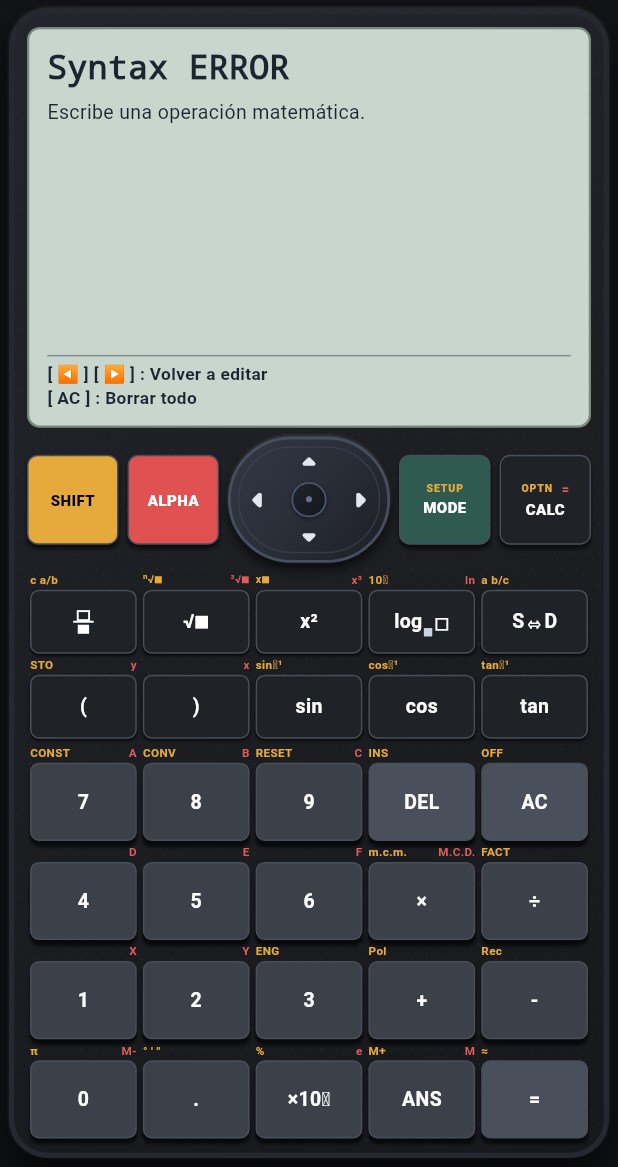
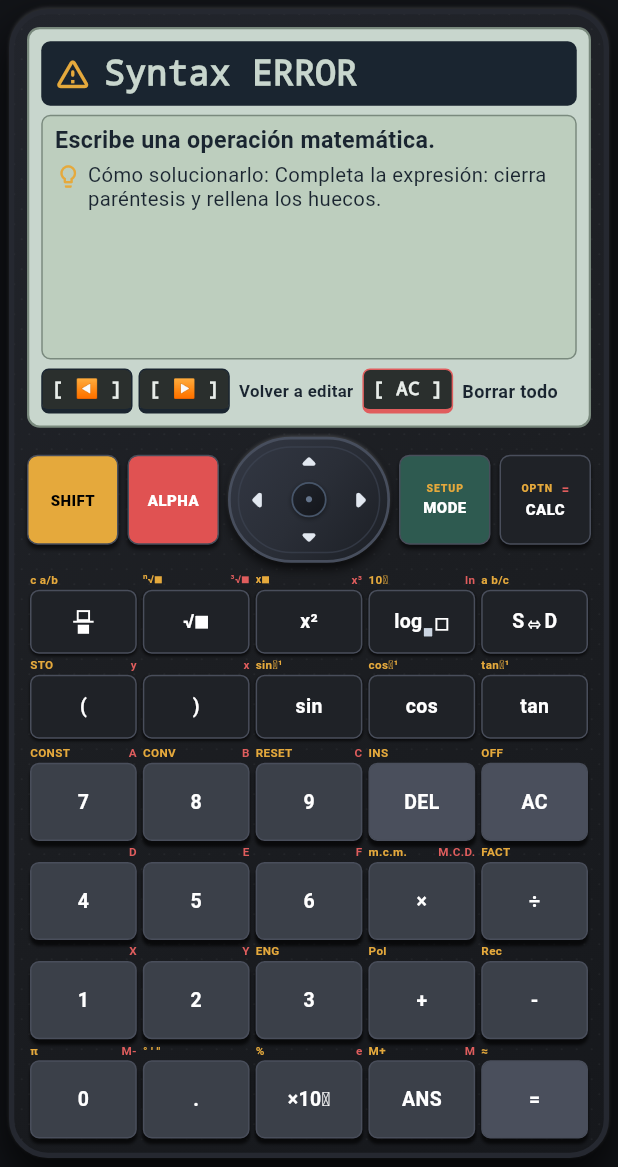
Before and after one commit to danicaju/step-by-step-ld, a Flutter app: the screen it shows after launch, after a tap on "DEG", after a tap on the "volume up" icon, after a tap on the "circle" icon, on a phone screen of 412 x 824 dp, the part 69-1236 px from its top. Run offline on Flutter 3.47's test engine with Material 3 defaults, Android fonts, the phone set to English and light mode, and no system bars; our stand-ins replace firebase_ai, firebase_core, flutter_riverpod, image_picker, share_plus and 1 more; missing offline and left inert: dart:ffi, dart:js_interop, flutter_math_fork; accounts and stored records are empty.

Commit message:
fix: exponente y denominador editables, x/y simbolicas en M1, raices negativas controladas y nueva LcdErrorScreen
Co-Authored-By: Claude Sonnet 5.5 <noreply@anthropic.com>

```diff
--- a/lib/domain/math_engine/polynomials/algebraic_fraction_solver.dart
+++ b/lib/domain/math_engine/polynomials/algebraic_fraction_solver.dart
@@ -89,7 +89,7 @@ class AlgebraicFractionSolver {
       MathStep(index: i, shortTitle: t, latexExpression: l, pedagogicalNote: n, warningTrick: trick);
 
   /// Simplifica `n/d` y devuelve (n', d', pasos).
-  static (Poly, Poly, List<MathStep>) _reduce(Poly n, Poly d, int start) {
+  static (Poly, Poly, List<MathStep>) reduce(Poly n, Poly d, int start) {
     final steps = <MathStep>[];
     final fn = factor(n), fd = factor(d);
     final common = <String>{
@@ -126,7 +126,7 @@ class AlgebraicFractionSolver {
   static AlgebraicFractionResult simplify(String n, String d) {
     final pn = SpanishBoxDivisionSolver.parsePoly(n, 'el numerador P(x)');
     final pd = SpanishBoxDivisionSolver.parsePoly(d, 'el denominador Q(x)');
-    final (rn, rd, steps) = _reduce(pn, pd, 1);
+    final (rn, rd, steps) = reduce(pn, pd, 1);
     return _wrap(_frac(pn, pd), rn, rd, steps);
   }
 
@@ -196,7 +196,7 @@ class AlgebraicFractionSolver {
       return AlgebraicFractionResult(num, den, StepByStepResolution(
           originalInputLatex: given, steps: steps, exactResultLatex: '0', decimalApproxLatex: ''));
     }
-    final (rn, rd, more) = _reduce(num, den, steps.length + 1);
+    final (rn, rd, more) = reduce(num, den, steps.length + 1);
     steps.addAll(more);
     return _wrap(given, rn, rd, steps);
   }
--- a/lib/domain/math_engine/solvers/evaluator/evaluator_binary_op_helper.dart
+++ b/lib/domain/math_engine/solvers/evaluator/evaluator_binary_op_helper.dart
@@ -1,6 +1,7 @@
 import '../../ast/ast_nodes.dart';
 import '../../core/algebraic_latex_formatter.dart';
 import '../../core/rational.dart';
+import '../exact/exact_number.dart' show ExMathError;
 import '../trig_and_angles_solver.dart';
 
 class EvaluatorBinaryOpHelper {
@@ -193,6 +194,7 @@ class EvaluatorBinaryOpHelper {
             result = Rational.fromDouble(dVal, 1000000);
           }
         } else {
+          if (b.isZero) throw const ExMathError(ExMathError.divByZero);
           result = a / b;
         }
 
--- a/lib/domain/math_engine/solvers/exact/exact_number.dart
+++ b/lib/domain/math_engine/solvers/exact/exact_number.dart
@@ -8,6 +8,8 @@ typedef ExKey = (int, int, int);
 
 /// Error matematico (division por cero, raiz de negativo, log de no positivo...).
 class ExMathError extends FormatException {
+  static const String evenRootNegative = 'Raíz de índice par de un número negativo (no existe en ℝ).';
+  static const String divByZero = 'No se puede dividir entre cero.';
   const ExMathError([super.message = 'Math ERROR']);
 }
 
--- a/lib/domain/math_engine/solvers/exact/ext_evaluator.dart
+++ b/lib/domain/math_engine/solvers/exact/ext_evaluator.dart
@@ -106,7 +106,7 @@ class ExtEvaluator {
     if (r != null) {
       out = ExtMath.nthRoot(r, idx);
     } else {
-      if (x.approx < 0 && idx.isEven) throw const ExMathError();
+      if (x.approx < 0 && idx.isEven) throw const ExMathError(ExMathError.evenRootNegative);
       final lat = idx == 2 ? '\\sqrt{${x.toLatex()}}' : '\\sqrt[$idx]{${x.toLatex()}}';
       out = ExNum.opaque(lat, idx.isEven || x.approx >= 0
           ? math.pow(x.approx, 1 / idx).toDouble()
--- a/lib/domain/math_engine/solvers/exact/ext_math.dart
+++ b/lib/domain/math_engine/solvers/exact/ext_math.dart
@@ -19,7 +19,7 @@ class ExtMath {
   static ExNum nthRoot(Rational r, int n) {
     if (r.isZero) return ExNum.integer(0);
     final neg = r.isNegative;
-    if (neg && n.isEven) throw const ExMathError();
+    if (neg && n.isEven) throw const ExMathError(ExMathError.evenRootNegative);
     var coef = Rational(1);
     var rad = 1;
     _exps(r.abs()).forEach((p, e) {
--- a/lib/domain/math_engine/solvers/exact/extended_calc_solver.dart
+++ b/lib/domain/math_engine/solvers/exact/extended_calc_solver.dart
@@ -7,6 +7,7 @@ import 'ext_parser.dart';
 
 export 'ext_expr.dart' show ExtUnsupported;
 export 'exact_number.dart' show ExMathError;
+export '../symbolic/m1_symbolic_solver.dart' show M1SymbolicSolver;
 
 /// M1 extendido: evaluacion exacta + decimal de expresiones combinadas
 /// (radicales, potencias racionales, |x|, n!, nCr, nPr, logs, e, pi y trig inversa).
--- a/lib/presentation/screens/calculator_screen_lcd_error.dart
+++ b/lib/presentation/screens/calculator_screen_lcd_error.dart
@@ -11,7 +11,7 @@ extension _CalculatorScreenLcdError on _CalculatorScreenState {
         lower.startsWith('introduce');
     updateState(() {
       _lcdErrorKind = isSyntax ? LcdErrorKind.syntax : LcdErrorKind.math;
-      _lcdErrorMessage = message;
+      _lcdErrorMessage = LcdErrorText.clean(message);
     });
   }
 
--- a/lib/presentation/screens/calculator_screen_solvers_basic.dart
+++ b/lib/presentation/screens/calculator_screen_solvers_basic.dart
@@ -23,6 +23,14 @@ extension _CalculatorScreenSolversBasic on _CalculatorScreenState {
         return;
       }
       try {
+        final symbolic = M1SymbolicSolver.solve(_rawInput, memory: _memory.getAllVariablesWithAns());
+        if (symbolic != null) {
+          updateState(() {
+            _activeResolution = symbolic;
+          });
+          _recordCurrentResolutionToHistory(symbolic, 'M1: ALGEBRA');
+          return;
+        }
         final iberia = CasioIberiaArsenal.routeInput(_rawInput);
         if (iberia != null) {
           updateState(() {
@@ -69,8 +77,8 @@ extension _CalculatorScreenSolversBasic on _CalculatorScreenState {
         _recordCurrentResolutionToHistory(res, 'M1: CALCULAR');
       } on ArsenalException catch (e) {
         _showLcdError(e.message);
-      } on ExMathError {
-        _showLcdError('Math ERROR: operación no definida.');
+      } on ExMathError catch (e) {
+        _showLcdError(_mathErrorText(e));
       } on FormatException catch (e) {
         // El motor clasico no entiende la expresion: se reintenta con el extendido.
         final fin = ExpressionParser.finalizeForEvaluation(_rawInput);
@@ -87,18 +95,26 @@ extension _CalculatorScreenSolversBasic on _CalculatorScreenState {
             _activeResolution = res;
           });
           _recordCurrentResolutionToHistory(res, 'M1: CALCULAR');
-        } on ExMathError {
-          _showLcdError('Math ERROR: operación no definida.');
+        } on ExMathError catch (m) {
+          _showLcdError(_mathErrorText(m));
         } on FormatException {
           _showLcdError('Sintaxis incompleta: ${e.message}');
         } on ExtUnsupported {
           _showLcdError('Sintaxis incompleta: ${e.message}');
         }
+      } on ArgumentError catch (e) {
+        _showLcdError('Math ERROR: ${e.message ?? 'operación no definida.'}');
+      } on StateError {
+        _showLcdError('Math ERROR: operación no definida.');
       } catch (e) {
-        _showLcdError('Error al evaluar: $e');
+        _showLcdError('Math ERROR: $e');
       }
       return;
     }
+
+  /// Texto limpio de un `ExMathError` (sin el nombre generico `Math ERROR`).
+  String _mathErrorText(ExMathError e) =>
+      e.message == 'Math ERROR' ? 'Math ERROR: operación no definida.' : 'Math ERROR: ${e.message}';
 
   /// Motor exacto extendido de M1; `null` si debe resolverlo el motor clasico.
   StepByStepResolution? _tryExtendedMode1(String input) {
--- a/lib/presentation/widgets/lcd/lcd_error_screen.dart
+++ b/lib/presentation/widgets/lcd/lcd_error_screen.dart
@@ -1,76 +1,193 @@
 import 'package:flutter/material.dart';
 
+import 'lcd_error_text.dart';
+
+export 'lcd_error_text.dart';
+
 /// Tipo de error mostrado dentro de la LCD (estilo Casio ClassWiz).
-enum LcdErrorKind { syntax, math }
+enum LcdErrorKind { syntax, math, dimension }
 
-/// Pantalla de error nativa de la LCD: `Syntax ERROR` / `Math ERROR`,
-/// explicación en español y pie con las teclas para continuar.
+/// Pantalla de error nativa de la LCD: cabecera oscura con el tipo de error, tarjeta con
+/// que ha pasado + como solucionarlo y barra de teclas fisicas (keycaps) para recuperarse.
 class LcdErrorScreen extends StatelessWidget {
   final LcdErrorKind kind;
   final String message;
+
+  /// Pista de solucion; si es `null` se deduce del mensaje.
+  final String? hint;
   final bool isOledDark;
 
   const LcdErrorScreen({
     super.key,
     required this.kind,
     required this.message,
+    this.hint,
     this.isOledDark = false,
   });
 
   static const Color _ink = Color(0xFF1A2530);
+  static const Color _lcd = Color(0xFFC8D6CD);
+  static const Color _inset = Color(0xFFBDCEBE);
+  static const Color _border = Color(0xFF7A8A7E);
+  static const Color _shift = Color(0xFFE5A93C);
+  static const Color _alpha = Color(0xFFE05D5D);
+
+  String get _title => switch (kind) {
+        LcdErrorKind.syntax => 'Syntax ERROR',
+        LcdErrorKind.math => 'Math ERROR',
+        LcdErrorKind.dimension => 'Dimension ERROR',
+      };
 
   @override
   Widget build(BuildContext context) {
-    final Color bg = isOledDark ? const Color(0xFF111615) : const Color(0xFFC8D6CD);
+    final Color bg = isOledDark ? const Color(0xFF111615) : _lcd;
     final Color fg = isOledDark ? const Color(0xFFE8F3EE) : _ink;
-    final String title = kind == LcdErrorKind.syntax ? 'Syntax ERROR' : 'Math ERROR';
+    final Color card = isOledDark ? const Color(0xFF1B2421) : _inset;
+    final info = LcdErrorText.info(message, syntax: kind == LcdErrorKind.syntax);
+    final tip = hint ?? info.hint;
     return Container(
       key: const Key('lcd_error_screen'),
       width: double.infinity,
-      padding: const EdgeInsets.symmetric(horizontal: 12, vertical: 10),
+      padding: const EdgeInsets.all(8),
       decoration: BoxDecoration(
         color: bg,
         borderRadius: BorderRadius.circular(8.5),
-        border: Border.all(color: const Color(0xFF7A8A7E), width: 1.5),
+        border: Border.all(color: _border, width: 1.5),
       ),
+      child: LayoutBuilder(
+        builder: (context, c) {
+          final compact = c.maxHeight.isFinite && c.maxHeight < 120;
+          return Column(
+            crossAxisAlignment: CrossAxisAlignment.stretch,
+            children: [
+              _header(compact),
+              SizedBox(height: compact ? 3 : 6),
+              Expanded(child: _card(info.message, tip, fg, card, compact)),
+              SizedBox(height: compact ? 3 : 6),
+              _keyBar(fg, compact),
+            ],
+          );
+        },
+      ),
+    );
+  }
+
+  Widget _header(bool compact) => Container(
+        padding: EdgeInsets.symmetric(horizontal: 8, vertical: compact ? 1 : 5),
+        decoration: BoxDecoration(color: _ink, borderRadius: BorderRadius.circular(6)),
+        child: Row(
+          children: [
+            Icon(Icons.warning_amber_rounded, color: _shift, size: compact ? 16 : 26),
+            const SizedBox(width: 8),
+            Expanded(
+              child: FittedBox(
+                fit: BoxFit.scaleDown,
+                alignment: Alignment.centerLeft,
+                child: Text(
+                  _title,
+                  key: const Key('lcd_error_title'),
+                  style: TextStyle(
+                    color: _lcd,
+                    fontSize: compact ? 16 : 23,
+                    fontWeight: FontWeight.w800,
+                    fontFamily: 'monospace',
+                  ),
+                ),
+              ),
+            ),
+          ],
+        ),
+      );
+
+  Widget _card(String msg, String tip, Color fg, Color cardColor, bool compact) => Container(
+        padding: EdgeInsets.symmetric(horizontal: 8, vertical: compact ? 2 : 6),
+        decoration: BoxDecoration(
+          color: cardColor,
+          borderRadius: BorderRadius.circular(6),
+          border: Border.all(color: _border, width: 1),
+        ),
+        child: SingleChildScrollView(
           child: Column(
             crossAxisAlignment: CrossAxisAlignment.start,
             children: [
               Text(
-            title,
-            key: const Key('lcd_error_title'),
+                msg,
+                key: const Key('lcd_error_message'),
                 style: TextStyle(
                   color: fg,
-              fontSize: 22,
+                  fontSize: compact ? 12 : 15.5,
+                  fontWeight: FontWeight.w700,
+                  height: 1.2,
+                ),
+              ),
+              if (!compact) ...[
+                const SizedBox(height: 6),
+                Row(
+                  crossAxisAlignment: CrossAxisAlignment.start,
+                  children: [
+                    const Icon(Icons.lightbulb_outline_rounded, color: _shift, size: 18),
+                    const SizedBox(width: 4),
+                    Expanded(
+                      child: Text(
+                        'Cómo solucionarlo: $tip',
+                        key: const Key('lcd_error_hint'),
+                        style: TextStyle(color: fg, fontSize: 13.5, height: 1.2),
+                      ),
+                    ),
+                  ],
+                ),
+              ],
+            ],
+          ),
+        ),
+      );
+
+  Widget _keyBar(Color fg, bool compact) => Row(
+        key: const Key('lcd_error_keybar'),
+        children: [
+          _keycap('[ ◀ ]', _ink, key: const Key('lcd_error_key_left'), compact: compact),
+          const SizedBox(width: 4),
+          _keycap('[ ▶ ]', _ink, key: const Key('lcd_error_key_right'), compact: compact),
+          const SizedBox(width: 6),
+          Expanded(child: _label('Volver a editar', fg, const Key('lcd_error_footer_edit'), compact)),
+          const SizedBox(width: 6),
+          _keycap('[ AC ]', _alpha, key: const Key('lcd_error_key_ac'), compact: compact),
+          const SizedBox(width: 6),
+          Expanded(child: _label('Borrar todo', fg, const Key('lcd_error_footer_clear'), compact)),
+        ],
+      );
+
+  Widget _label(String text, Color fg, Key key, bool compact) => FittedBox(
+        fit: BoxFit.scaleDown,
+        alignment: Alignment.centerLeft,
+        child: Text(
+          text,
+          key: key,
+          style: TextStyle(color: fg, fontSize: compact ? 9.5 : 12, fontWeight: FontWeight.w700),
+        ),
+      );
+
+  Widget _keycap(String text, Color edge, {required Key key, required bool compact}) => Container(
+        key: key,
+        padding: EdgeInsets.symmetric(horizontal: compact ? 3 : 6, vertical: compact ? 1 : 4),
+        decoration: BoxDecoration(
+          color: const Color(0xFF2A2F2D),
+          borderRadius: BorderRadius.circular(5),
+          border: Border(
+            top: BorderSide(color: edge, width: 1),
+            left: BorderSide(color: edge, width: 1),
+            right: BorderSide(color: edge, width: 1),
+            bottom: BorderSide(color: edge, width: 3),
+          ),
+        ),
+        child: Text(
+          text,
+          style: TextStyle(
+            color: const Color(0xFFE8EDE9),
+            fontSize: compact ? 9.5 : 12.5,
             fontWeight: FontWeight.w800,
             fontFamily: 'monospace',
           ),
         ),
-          const SizedBox(height: 6),
-          Expanded(
-            child: SingleChildScrollView(
-              child: Text(
-                message,
-                key: const Key('lcd_error_message'),
-                style: TextStyle(color: fg, fontSize: 13, height: 1.25),
-              ),
-            ),
-          ),
-          const SizedBox(height: 4),
-          Divider(height: 1, color: fg.withValues(alpha: 0.4)),
-          const SizedBox(height: 4),
-          Text(
-            '[ ◀ ] [ ▶ ] : Volver a editar',
-            key: const Key('lcd_error_footer_edit'),
-            style: TextStyle(color: fg, fontSize: 11.5, fontWeight: FontWeight.w700),
-          ),
-          Text(
-            '[ AC ] : Borrar todo',
-            key: const Key('lcd_error_footer_clear'),
-            style: TextStyle(color: fg, fontSize: 11.5, fontWeight: FontWeight.w700),
-          ),
-        ],
-      ),
       );
 }
-}
--- /dev/null
+++ b/lib/presentation/widgets/lcd/lcd_error_text.dart
@@ -0,0 +1,52 @@
+/// Mensaje de error ya limpio para la LCD: texto natural + pista de solucion.
+class LcdErrorInfo {
+  final String message;
+  final String hint;
+  const LcdErrorInfo(this.message, this.hint);
+}
+
+/// Quita los prefijos tecnicos de Dart y de los solvers antes de mostrar un error.
+class LcdErrorText {
+  const LcdErrorText._();
+
+  static final RegExp _prefix = RegExp(
+    r'^\s*(?:Error al (?:evaluar|resolver|compartir)|Error en [^:]{1,40}|'
+    r'No se pudo evaluar la expresi[oó]n|Invalid argument\(s\)|Invalid argument|'
+    r'Exception|FormatException|ArgumentError|ExMathError|ArsenalException|StateError|'
+    r'Bad state|Unsupported operation|UnsupportedError|RangeError|Math ERROR|'
+    r'Syntax ERROR|Sintaxis incompleta)\s*:\s*',
+    caseSensitive: false,
+  );
+  static final RegExp _offset = RegExp(r'\s*\(at (?:offset|character) \d+\)\s*$');
+
+  /// Version limpia del mensaje (idempotente). Vacio -> texto generico.
+  static String clean(String raw) {
+    var s = raw.trim();
+    for (var i = 0; i < 8; i++) {
+      final next = s.replaceFirst(_prefix, '');
+      if (next == s) break;
+      s = next;
+    }
+    s = s.replaceAll(_offset, '').replaceAll(RegExp(r'\s+'), ' ').trim();
+    return s.isEmpty ? 'Operación no definida.' : s;
+  }
+
+  /// Mensaje limpio + pista de solucion segun el contenido.
+  static LcdErrorInfo info(String raw, {required bool syntax}) {
+    final msg = clean(raw);
+    final l = msg.toLowerCase();
+    String hint;
+    if (l.contains('raíz') && (l.contains('negativo') || l.contains('par'))) {
+      hint = 'Revisa el signo del radicando o cambia a Modo Complejos (M11).';
+    } else if (l.contains('dividir') || l.contains('división') || l.contains('division') || l.contains('nula')) {
+      hint = 'El divisor no puede valer 0. Cambia el denominador.';
+    } else if (l.contains('logaritmo') || l.contains('log')) {
+      hint = 'El argumento del logaritmo debe ser mayor que 0.';
+    } else if (syntax) {
+      hint = 'Completa la expresión: cierra paréntesis y rellena los huecos.';
+    } else {
+      hint = 'Pulsa ◀ o ▶ para corregir lo escrito, o AC para empezar de nuevo.';
+    }
+    return LcdErrorInfo(msg, hint);
+  }
+}
```
Also changed, not shown: lib/domain/math_engine/parser/cursor_navigation_helper.dart (+11 -1 lines), lib/domain/math_engine/parser/power_exit_helper.dart (added, +63 -0 lines), lib/domain/math_engine/solvers/evaluator/evaluator_roots_helper.dart (+3 -17 lines), lib/domain/math_engine/solvers/symbolic/m1_symbolic_solver.dart (added, +142 -0 lines), lib/presentation/screens/calculator_screen_calc.dart (+4 -12 lines), 4 other files. Lines whose indentation alone changed are shown as unchanged.
